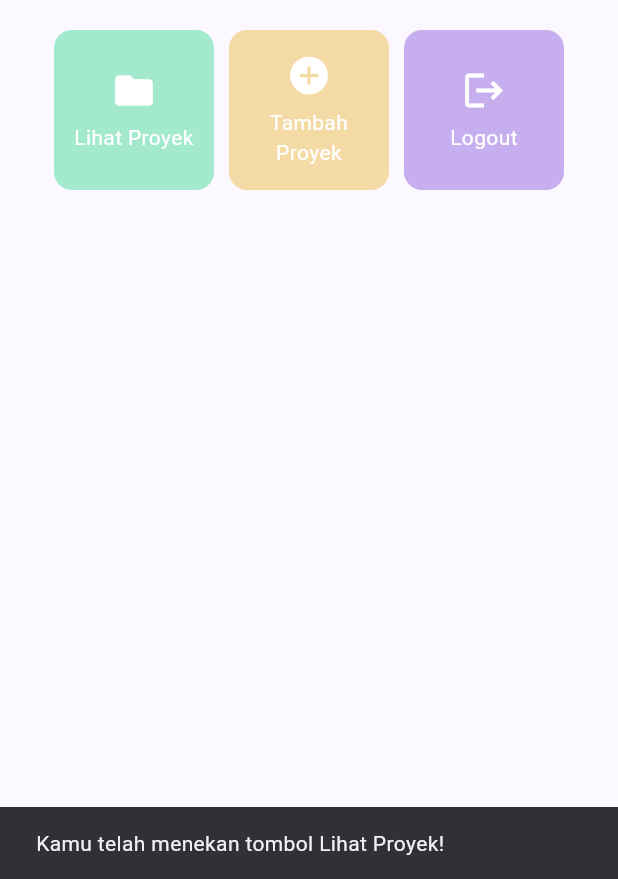
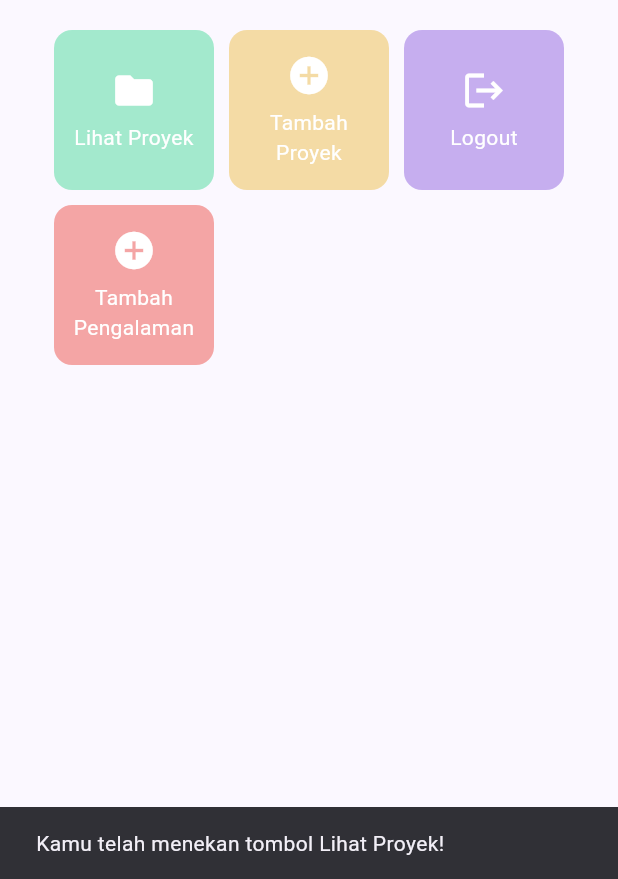
Before and after one commit to d-T0x/myportfolio_mobile, a Flutter app: the LeftDrawer widget shown alone on an empty page, opened directly, after a tap on "Home", after a tap on "Lihat Proyek", on a phone screen of 412 x 824 dp, the part 357-1236 px from its top. Run offline on Flutter 3.47's test engine with Material 3 defaults, Android fonts, the phone set to English and light mode, and no system bars.

Commit message:
feat: add experience feature routing

```diff
--- a/lib/menu.dart
+++ b/lib/menu.dart
@@ -21,6 +21,11 @@ class MyHomePage extends StatelessWidget {
       Color.fromARGB(255, 244, 219, 165),
     ),
     ItemHomepage("Logout", Icons.logout, Color.fromARGB(255, 198, 174, 239)),
+    ItemHomepage(
+      "Tambah Pengalaman",
+      Icons.add_circle,
+      Color.fromARGB(255, 244, 165, 165),
+    ),
   ];
 
   @override
--- a/lib/widgets/left_drawer.dart
+++ b/lib/widgets/left_drawer.dart
@@ -1,6 +1,7 @@
 import 'package:flutter/material.dart';
 import 'package:myportofolio_mobile/menu.dart';
 import 'package:myportofolio_mobile/screens/project_form.dart';
+import 'package:myportofolio_mobile/screens/experience_form.dart';
 
 class LeftDrawer extends StatelessWidget {
   const LeftDrawer({super.key});
@@ -55,6 +56,19 @@ class LeftDrawer extends StatelessWidget {
               );
             },
           ),
+          ListTile(
+            leading: const Icon(Icons.add_circle_outline),
+            title: const Text('Add Experience'),
+            // Navigasi ke halaman tambah pengalaman
+            onTap: () {
+              Navigator.push(
+                context,
+                MaterialPageRoute(
+                  builder: (context) => const ExperienceFormPage(),
+                ),
+              );
+            },
+          ),
         ],
       ),
     );
--- a/lib/widgets/project_card.dart
+++ b/lib/widgets/project_card.dart
@@ -1,5 +1,6 @@
 import 'package:flutter/material.dart';
 import 'package:myportofolio_mobile/screens/project_form.dart';
+import 'package:myportofolio_mobile/screens/experience_form.dart';
 
 class ItemHomepage {
   final String name;
@@ -39,6 +40,14 @@ class ItemCard extends StatelessWidget {
               MaterialPageRoute(builder: (context) => const ProjectFormPage()),
             );
           }
+          if (item.name == "Tambah Pengalaman") {
+            Navigator.push(
+              context,
+              MaterialPageRoute(
+                builder: (context) => const ExperienceFormPage(),
+              ),
+            );
+          }
         },
         child: Container(
           padding: const EdgeInsets.all(8),
```
